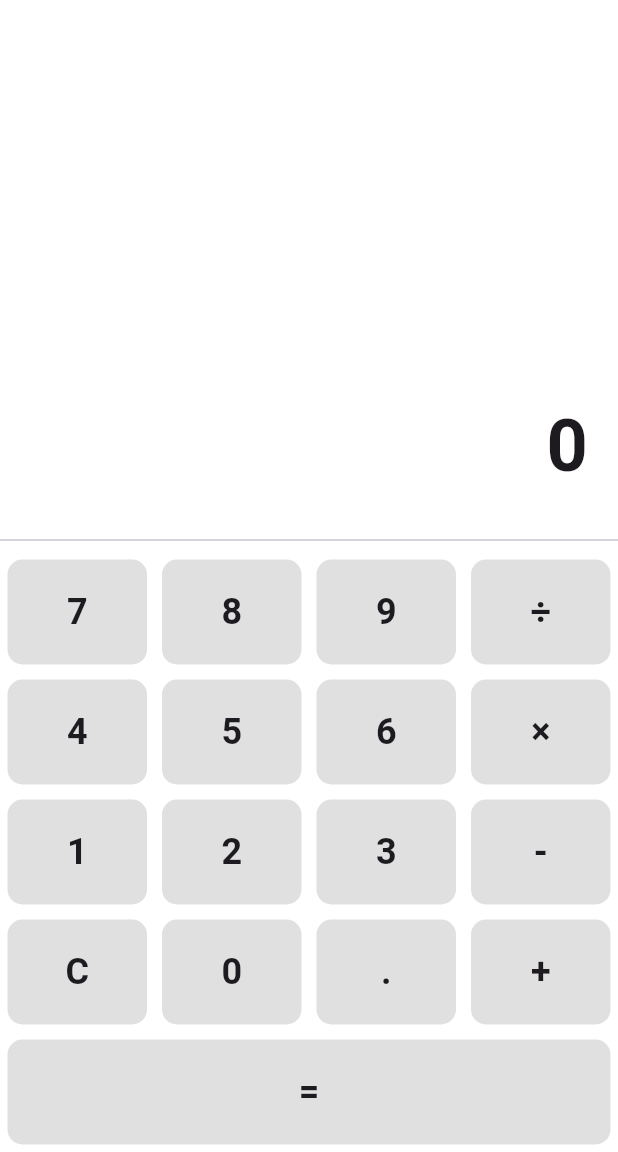
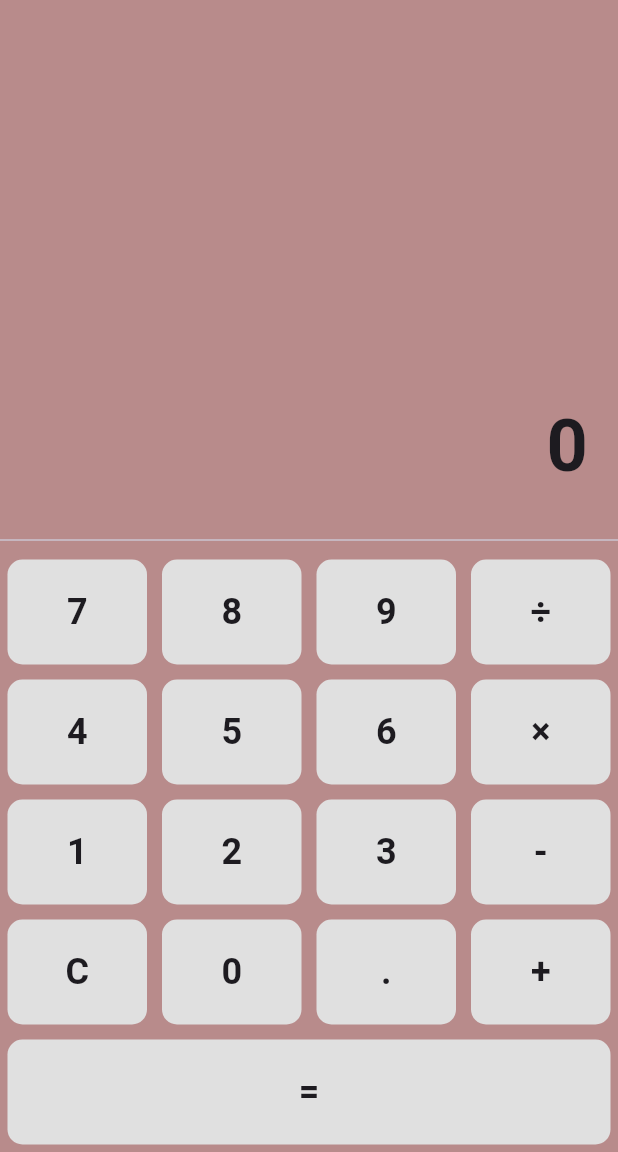
Before and after one commit to MadhuriTumulaGSU/CalculatorApp, a Flutter app: the screen it shows after launch, on a phone screen of 412 x 824 dp, the part 84-1236 px from its top. Run offline on Flutter 3.47's test engine with Material 3 defaults, Android fonts, the phone set to English and light mode, and no system bars; our stand-ins replace math_expressions.

Commit message:
Updated UI and fixed calculation bug

```diff
--- a/lib/main.dart
+++ b/lib/main.dart
@@ -75,7 +75,7 @@ class _CalculatorAppState extends State<CalculatorApp> {
     return MaterialApp(
       debugShowCheckedModeBanner: false,
       home: Scaffold(
-        backgroundColor: Colors.white,
+        backgroundColor: const Color.fromARGB(255, 184, 139, 139),
         appBar: AppBar(title: Text("Calculator")),
         body: Column(
           children: [
```
